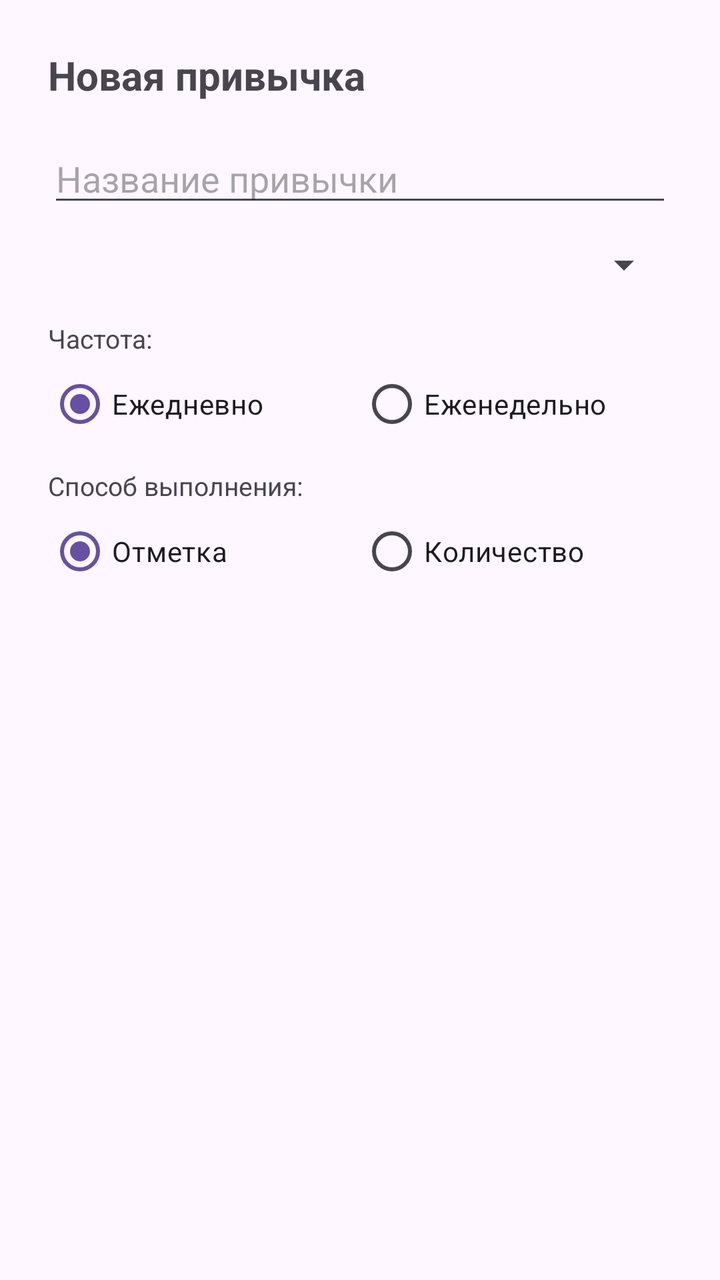
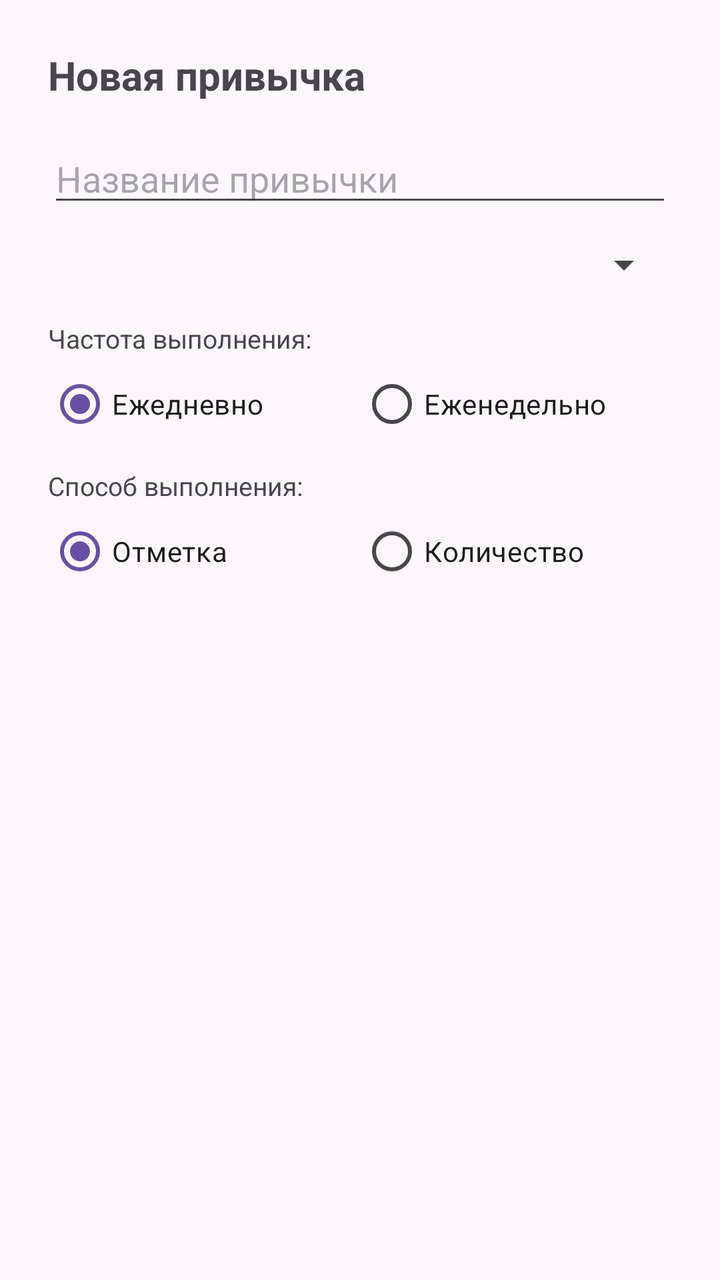

Screens rendered from an Android XML layout before and after an edit, with the pre-edit source and the edit as a unified diff.
<!-- AndroidManifest.xml: application theme Theme.YourUpgrade -->
<!-- res/layout/dialog_add_habit.xml -->
<?xml version="1.0" encoding="utf-8"?>
<LinearLayout
    xmlns:android="http://schemas.android.com/apk/res/android"
    android:layout_width="match_parent"
    android:layout_height="wrap_content"
    android:orientation="vertical"
    android:padding="24dp">

    <TextView
        android:layout_width="wrap_content"
        android:layout_height="wrap_content"
        android:text="Новая привычка"
        android:textSize="20sp"
        android:textStyle="bold" />

    <EditText
        android:id="@+id/etHabitName"
        android:layout_width="match_parent"
        android:layout_height="wrap_content"
        android:layout_marginTop="16dp"
        android:hint="Название привычки"
        android:inputType="text"
        android:maxLength="40" />

    <Spinner
        android:id="@+id/spinnerCategory"
        android:layout_width="match_parent"
        android:layout_height="wrap_content"
        android:layout_marginTop="12dp" />

    
    <TextView
        android:layout_width="wrap_content"
        android:layout_height="wrap_content"
        android:layout_marginTop="16dp"
        android:text="Частота:"
        android:textSize="13sp" />

    <RadioGroup
        android:id="@+id/rgType"
        android:layout_width="match_parent"
        android:layout_height="wrap_content"
        android:orientation="horizontal">

        <RadioButton
            android:id="@+id/rbDaily"
            android:layout_width="0dp"
            android:layout_height="wrap_content"
            android:layout_weight="1"
            android:checked="true"
            android:text="Ежедневно" />

        <RadioButton
            android:id="@+id/rbWeekly"
            android:layout_width="0dp"
            android:layout_height="wrap_content"
            android:layout_weight="1"
            android:text="Еженедельно" />
    </RadioGroup>

    
    <TextView
        android:layout_width="wrap_content"
        android:layout_height="wrap_content"
        android:layout_marginTop="8dp"
        android:text="Способ выполнения:"
        android:textSize="13sp" />

    <RadioGroup
        android:id="@+id/rgCompletionMode"
        android:layout_width="match_parent"
        android:layout_height="wrap_content"
        android:orientation="horizontal">

        <RadioButton
            android:id="@+id/rbCheckable"
            android:layout_width="0dp"
            android:layout_height="wrap_content"
            android:layout_weight="1"
            android:checked="true"
            android:text="Отметка" />

        <RadioButton
            android:id="@+id/rbMeasurable"
            android:layout_width="0dp"
            android:layout_height="wrap_content"
            android:layout_weight="1"
            android:text="Количество" />
    </RadioGroup>

    
    <EditText
        android:id="@+id/etTarget"
        android:layout_width="match_parent"
        android:layout_height="wrap_content"
        android:layout_marginTop="12dp"
        android:hint="Цель (число)"
        android:inputType="numberDecimal"
        android:visibility="gone" />

</LinearLayout>
<!-- resources referenced by this layout -->
<resources>
  <style name="Theme.YourUpgrade" parent="Base.Theme.YourUpgrade" />
  <style name="Base.Theme.YourUpgrade" parent="Theme.Material3.DayNight.NoActionBar">
          
          
      </style>
</resources>

<!-- the commit's change to res/layout/dialog_add_habit.xml (unified diff, before → after) -->
@@ -33,7 +33,7 @@
         android:layout_width="wrap_content"
         android:layout_height="wrap_content"
         android:layout_marginTop="16dp"
-        android:text="Частота:"
+        android:text="Частота выполнения:"
         android:textSize="13sp" />
 
     <RadioGroup
